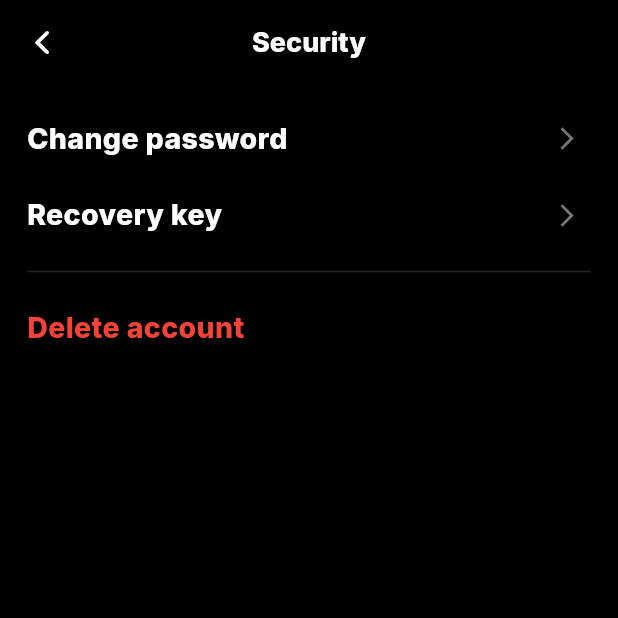
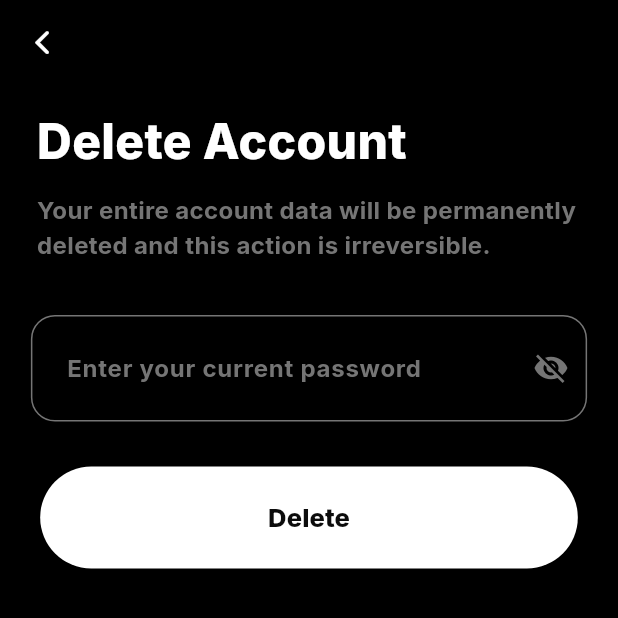
Before and after one commit to Tho100/revent, a Flutter app: the SecurityPage screen opened directly, after a tap on "Delete account", on a phone screen of 412 x 824 dp, the top half of it. Run offline on Flutter 3.47's test engine with Material 3 defaults, Android fonts, the phone set to English and light mode, and no system bars; our stand-ins replace flutter_dotenv, flutter_native_image, get_it, google_fonts; missing offline and left inert: dynamic_height_grid_view, image_picker_plus, mysql_client.

Commit message:
Allow user to delete their account

```diff
--- a/lib/model/user_model.dart
+++ b/lib/model/user_model.dart
@@ -1,4 +1,5 @@
 import 'package:get_it/get_it.dart';
+import 'package:revent/connection/revent_connect.dart';
 import 'package:revent/helper/navigate_page.dart';
 import 'package:revent/model/local_storage_model.dart';
 import 'package:revent/provider/profile_data_provider.dart';
@@ -23,4 +24,26 @@ class UserModel {
 
   }
 
+  Future<void> deleteAccountData({required String username}) async {
+
+    final conn = await ReventConnect.initializeConnection();
+
+    const queries = [
+      'DELETE FROM user_information WHERE username = :username',
+      'DELETE FROM user_profile_info WHERE username = :username',
+      'DELETE FROM user_follows_info WHERE follower = :username',
+      'DELETE FROM user_follows_info WHERE following = :username',
+      'DELETE FROM vent_info WHERE creator = :username',
+      'DELETE FROM vent_likes_info WHERE liked_by = :username',
+      'DELETE FROM vent_comments_info WHERE commented_by = :username',
+    ];
+
+    final param = {'username': username};
+
+    for(int i=0; i<queries.length; i++) {
+      await conn.execute(queries[i], param);
+    }
+
+  }
+
 }
--- /dev/null
+++ b/lib/pages/setttings/security/delete_account_page.dart
@@ -0,0 +1,136 @@
+import 'package:flutter/material.dart';
+import 'package:get_it/get_it.dart';
+import 'package:revent/connection/revent_connect.dart';
+import 'package:revent/controllers/security_auth_controller.dart';
+import 'package:revent/model/user_model.dart';
+import 'package:revent/provider/user_data_provider.dart';
+import 'package:revent/security/hash_model.dart';
+import 'package:revent/security/user_auth.dart';
+import 'package:revent/ui_dialog/alert_dialog.dart';
+import 'package:revent/ui_dialog/snack_bar.dart';
+import 'package:revent/widgets/app_bar.dart';
+import 'package:revent/widgets/buttons/main_button.dart';
+import 'package:revent/widgets/header_text.dart';
+import 'package:revent/widgets/text_field/auth_textfield.dart';
+
+class DeleteAccountPage extends StatefulWidget {
+
+  const DeleteAccountPage({super.key});
+
+  @override
+  State<DeleteAccountPage> createState() => DeleteAccountPageState();
+
+}
+
+class DeleteAccountPageState extends State<DeleteAccountPage> {
+
+  final authController = SecurityAuthController();
+
+  final currentPasswordNotifier = ValueNotifier<bool>(false);
+
+  final userAuth = UserAuth();
+  final userModel = UserModel();
+
+  final userData = GetIt.instance<UserDataProvider>();
+
+  void _deleteAccountConfirmation() {
+    CustomAlertDialog.alertDialogCustomOnPress(
+      message: 'Delete your account?',
+      buttonMessage: 'Delete',
+      onPressedEvent: () async {
+        Navigator.pop(context);
+        await userModel.deleteAccountData(username: userData.user.username)
+          .then((value) => userModel.signOutUser()
+        );
+      }
+    );
+  }
+
+  Future<void> _deleteOnPressed() async {
+
+    try {
+
+      final conn = await ReventConnect.initializeConnection();
+
+      final currentPasswordHash = await userAuth.getAccountAuthentication(
+        conn: conn,
+        username: userData.user.username
+      );
+
+      final currentPasswordInput = authController.currentPasswordController.text;
+      final currentPasswordInputHash = AuthModel().computeHash(currentPasswordInput);
+
+      if(currentPasswordHash == currentPasswordInputHash) {
+        _deleteAccountConfirmation();
+
+      } else {
+        CustomAlertDialog.alertDialog('Password is incorrect');
+
+      }
+
+    } catch (err) {
+      SnackBarDialog.errorSnack(message: 'Something went wrong');
+    }
+
+  }
+
+  Widget _buildBody(BuildContext context) {
+    return Padding(
+      padding: EdgeInsets.symmetric(
+        horizontal: MediaQuery.of(context).size.width * 0.05,
+      ),
+      child: Column(
+        children: [
+
+          const Padding(
+            padding: EdgeInsets.only(left: 4.0),
+            child: HeaderText(
+              title: 'Delete Account',
+              subTitle: 'Your entire account data will be permanently deleted and this action is irreversible.'
+            ),
+          ),
+
+          const SizedBox(height: 35),
+
+          AuthTextField().passwordTextField(
+            hintText: 'Enter your current password',
+            controller: authController.currentPasswordController,
+            visibility: currentPasswordNotifier
+          ),
+
+          const SizedBox(height: 30),
+
+          MainButton(
+            text: 'Delete',
+            customFontSize: 17,
+            onPressed: () async {
+              FocusScope.of(context).unfocus();
+              await _deleteOnPressed();
+            }
+          ),
+
+        ],
+      ),
+    );
+  }
+
+  @override
+  void dispose() {
+    authController.dispose();
+    currentPasswordNotifier.dispose();
+    super.dispose();
+  }
+
+  @override
+  Widget build(BuildContext context) {
+    return Scaffold(
+      appBar: CustomAppBar(
+        context: context,
+        title: ''
+      ).buildAppBar(),
+      resizeToAvoidBottomInset: false,
+      body: _buildBody(context),
+    );
+  }
+
+}
--- a/lib/pages/setttings/security_page.dart
+++ b/lib/pages/setttings/security_page.dart
@@ -1,5 +1,6 @@
 import 'package:flutter/material.dart';
 import 'package:revent/pages/setttings/security/change_password_page.dart';
+import 'package:revent/pages/setttings/security/delete_account_page.dart';
 import 'package:revent/themes/theme_color.dart';
 import 'package:revent/widgets/app_bar.dart';
 import 'package:revent/widgets/buttons/settings_button.dart';
@@ -43,7 +44,12 @@ class SecurityPage extends StatelessWidget {
           SettingsButton(
             text: 'Delete account',
             makeRed: true,
-            onPressed: () {}
+            onPressed: () {
+              Navigator.push(
+                context,
+                MaterialPageRoute(builder: (_) => const DeleteAccountPage())
+              );
+            }
           ),
 
         ],
```
